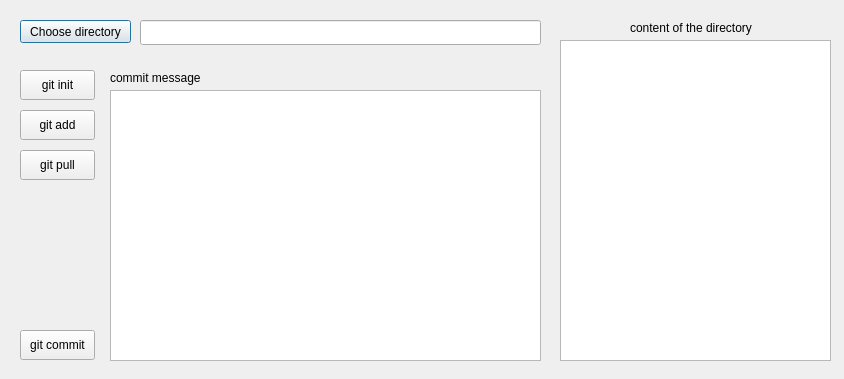
zakariaCHOUKRI/securesync, file src/gui/securesync/secondpage.ui: the form before one commit.
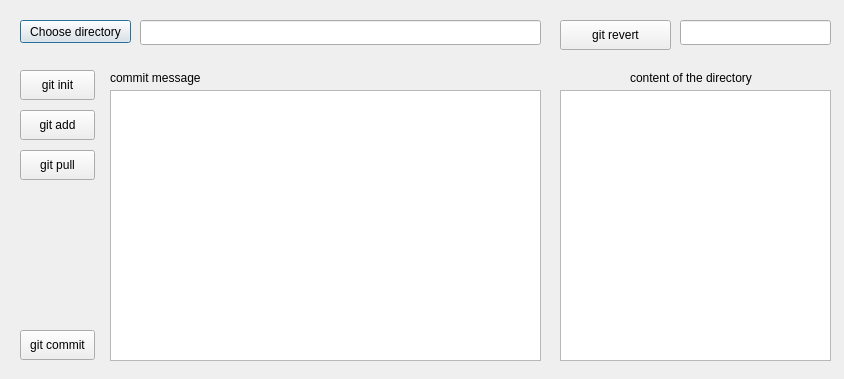
The form after the commit.

```diff
--- a/src/gui/securesync/secondpage.ui
+++ b/src/gui/securesync/secondpage.ui
@@ -40,9 +40,9 @@
    <property name="geometry">
     <rect>
      <x>560</x>
-     <y>40</y>
+     <y>90</y>
      <width>271</width>
-     <height>321</height>
+     <height>271</height>
     </rect>
    </property>
   </widget>
@@ -112,7 +112,7 @@
    <property name="geometry">
     <rect>
      <x>630</x>
-     <y>20</y>
+     <y>70</y>
      <width>131</width>
      <height>16</height>
     </rect>
@@ -134,6 +134,29 @@
     <string>commit message</string>
    </property>
   </widget>
+  <widget class="QPushButton" name="revertButton">
+   <property name="geometry">
+    <rect>
+     <x>560</x>
+     <y>20</y>
+     <width>111</width>
+     <height>30</height>
+    </rect>
+   </property>
+   <property name="text">
+    <string>git revert</string>
+   </property>
+  </widget>
+  <widget class="QLineEdit" name="revertInput">
+   <property name="geometry">
+    <rect>
+     <x>680</x>
+     <y>20</y>
+     <width>151</width>
+     <height>25</height>
+    </rect>
+   </property>
+  </widget>
  </widget>
  <resources/>
  <connections/>
```
